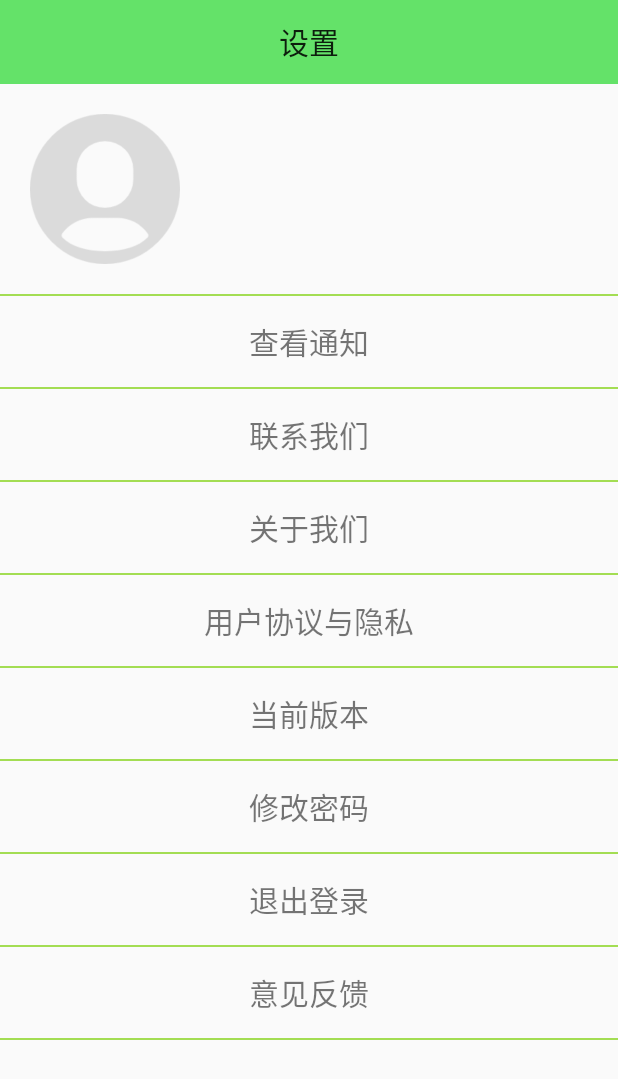
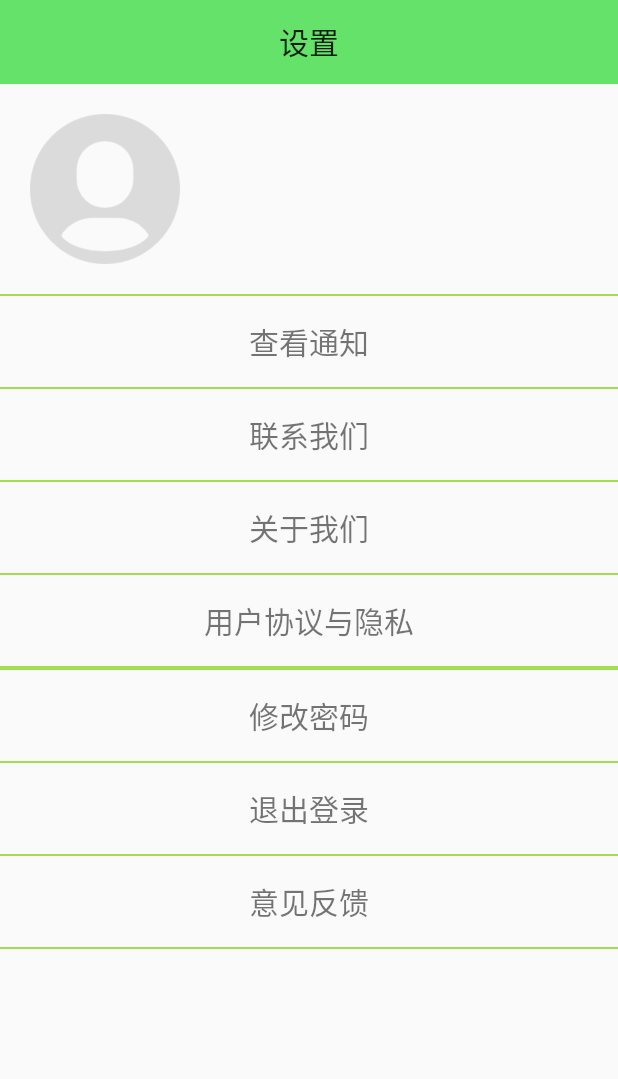
Before and after one commit to sccilu/Refuse, an Android app: the fragment SettingFragment shown on its own in the app's theme, on a phone screen of 412 x 824 dp. Shown: the top 1079 px of the screen. Run offline under Robolectric (Android 15) with nearby library versions, the phone set to English and light mode, and no system bars; Roboto replaces fonts that are not available here.

Commit message:
优化设置页布局

```diff
--- a/app/src/main/java/com/example/refuseclassification/Database/Knowledge.java
+++ b/app/src/main/java/com/example/refuseclassification/Database/Knowledge.java
@@ -29,7 +29,6 @@ public class Knowledge extends LitePalSupport implements Serializable {
     public Knowledge() {
 
     }
-
     /**
      * 带参构造函数
      * 用于创建带有初始值的 Knowledge 对象
--- a/app/src/main/java/com/example/refuseclassification/mainfragment/SettingFragment.java
+++ b/app/src/main/java/com/example/refuseclassification/mainfragment/SettingFragment.java
@@ -144,13 +144,6 @@ public class SettingFragment extends Fragment {
             }
         });
 
-        version = view.findViewById(R.id.text_version);
-        version.setOnClickListener(new View.OnClickListener() {
-            @Override
-            public void onClick(View v) {
-                Toast.makeText(getContext(), "当前已是最新版本", Toast.LENGTH_SHORT).show();
-            }
-        });
 
         logout = view.findViewById(R.id.text_logout);
         logout.setOnClickListener(new View.OnClickListener() {
--- a/app/src/main/res/layout/frag_setting.xml
+++ b/app/src/main/res/layout/frag_setting.xml
@@ -127,24 +127,6 @@
         android:layout_height="1dp"
         android:background="#A3DD53" />
 
-    <LinearLayout
-        android:layout_width="match_parent"
-        android:layout_height="wrap_content">
-        <TextView
-            android:id="@+id/text_version"
-            android:layout_width="match_parent"
-            android:layout_height="wrap_content"
-            android:layout_marginStart="8dp"
-            android:layout_marginEnd="8dp"
-            android:textAlignment="center"
-            android:textSize="20sp"
-            android:text="当前版本"
-            android:paddingTop="15dp"
-            android:paddingBottom="15dp"
-            app:layout_constraintEnd_toEndOf="parent"
-            app:layout_constraintStart_toStartOf="parent"
-            app:layout_constraintTop_toTopOf="parent" />
-    </LinearLayout>
 
     <LinearLayout
         android:layout_width="match_parent"
```
Also changed, not shown: app/src/main/java/com/example/refuseclassification/ApiServer/AdvancedGeneral.java (+8 -1 lines).
